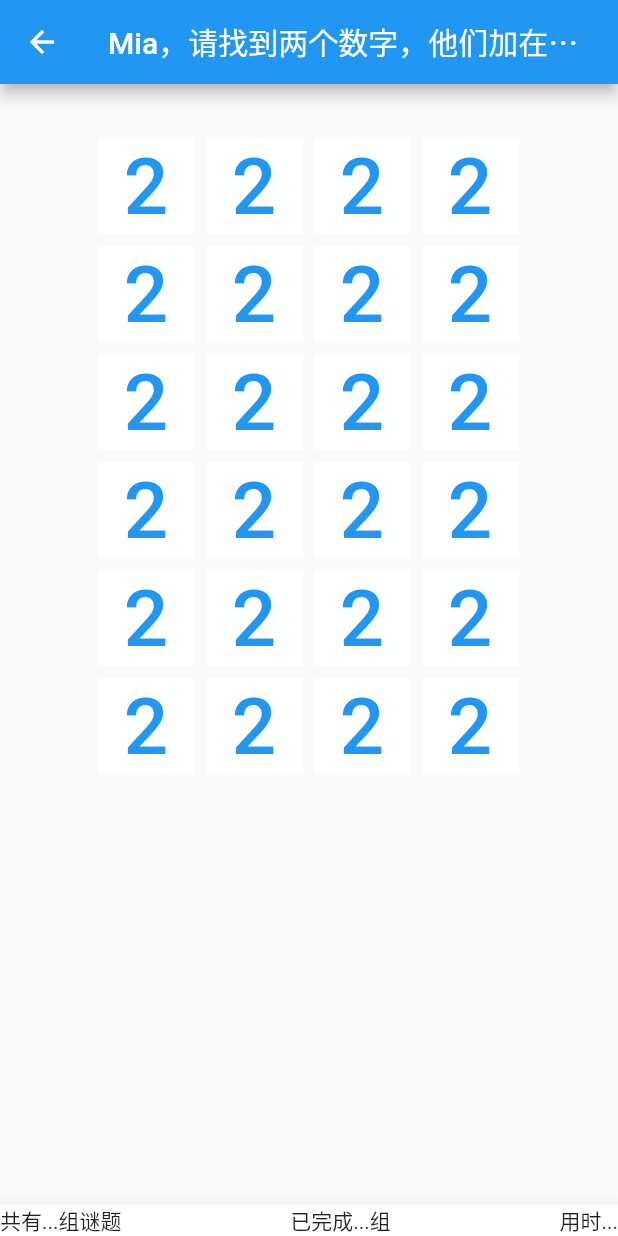
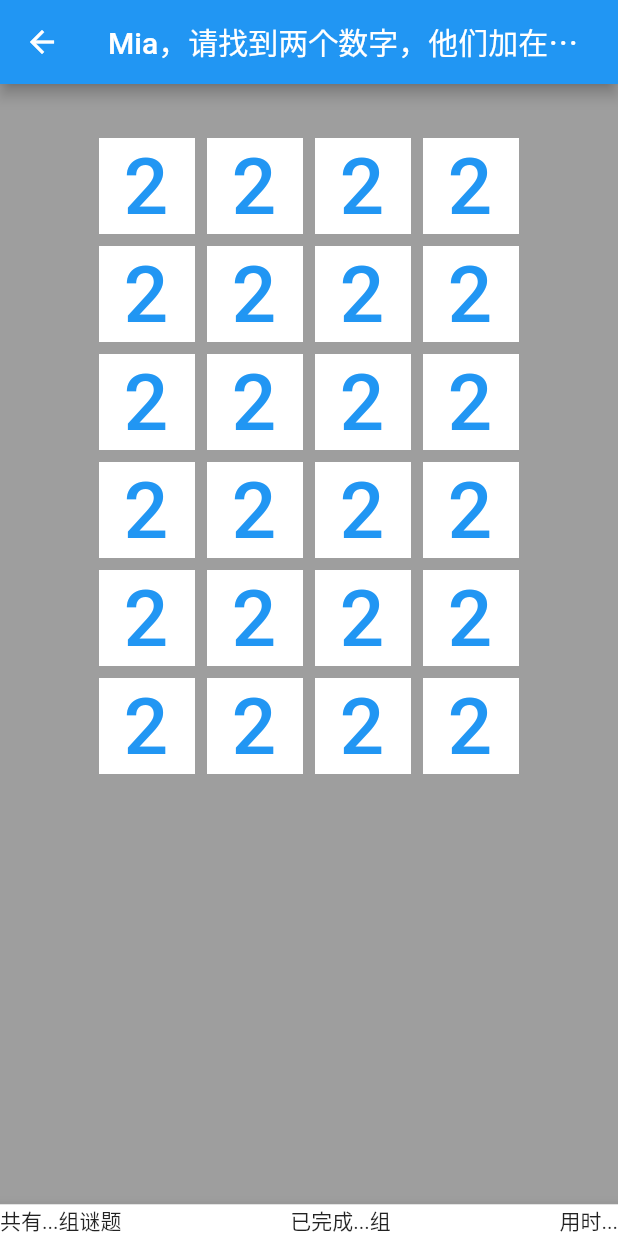
Before and after one commit to chen15959/scrapeup, a Flutter app: the GamePage screen opened directly, on a phone screen of 412 x 824 dp. Run offline on Flutter 3.47's test engine with Material 2 defaults, Android fonts, the phone set to English and light mode, and no system bars; missing offline and left inert: flutter_beep.

Commit message:
Update game.dart

```diff
--- a/lib/game.dart
+++ b/lib/game.dart
@@ -209,12 +209,14 @@ class _GamePageState extends State<GamePage> {
         title: Text("Mia，请找到两个数字，他们加在一起等于" + widget.target.toString()),
       ),
       body:
-      Center(
-        child: Padding(
-            padding: EdgeInsets.only(left: isPMode ? widget.paddingPH : widget.paddingLH, right:  isPMode ? widget.paddingPH : widget.paddingLH, top: isPMode ? widget.paddingPV : widget.paddingLV, bottom: isPMode ? widget.paddingPV : widget.paddingLV),
-            child: GridView.count(crossAxisCount: isPMode ? widget.widthP : widget.widthL, children: cells)
+          Container(width: double.infinity, height: double.infinity, color: Colors.grey, child:
+            Center(
+              child: Padding(
+                  padding: EdgeInsets.only(left: isPMode ? widget.paddingPH : widget.paddingLH, right:  isPMode ? widget.paddingPH : widget.paddingLH, top: isPMode ? widget.paddingPV : widget.paddingLV, bottom: isPMode ? widget.paddingPV : widget.paddingLV),
+                  child: GridView.count(crossAxisCount: isPMode ? widget.widthP : widget.widthL, children: cells)
+              ),
+            ),
           ),
-        ),
       // ),
       bottomNavigationBar: BottomAppBar(
         child: Row(
```
